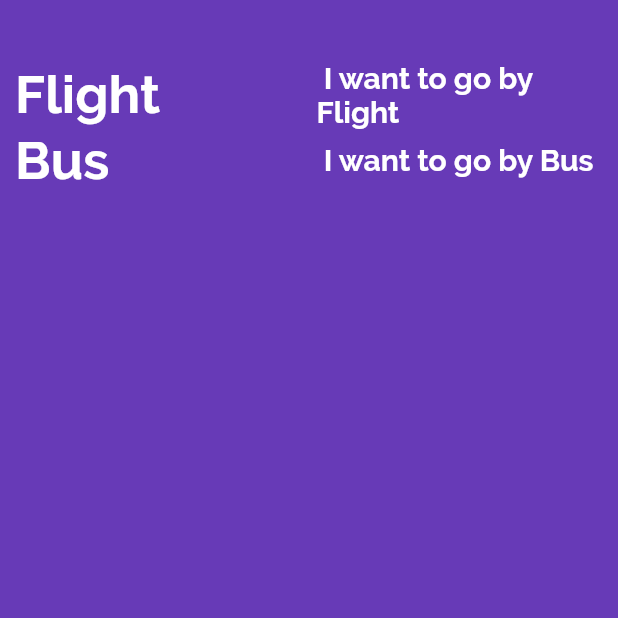
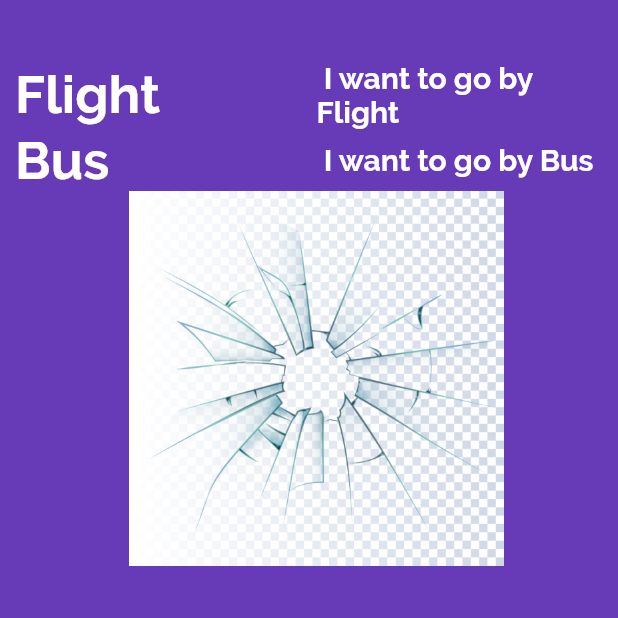
Before and after one commit to ahnayem-cse-sust/interest-calculator, a Flutter app: the screen it shows after launch, on a phone screen of 412 x 824 dp, the top half of it. Run offline on Flutter 3.47's test engine with Material 2 defaults, Android fonts, the phone set to English and light mode, and no system bars.

Commit message:
asset image

```diff
--- a/flutter_app/lib/app_screens/home.dart
+++ b/flutter_app/lib/app_screens/home.dart
@@ -61,9 +61,19 @@ class Home extends StatelessWidget {
                         color: Colors.white),
                   )),
                 ],
-              )
+              ),
+              FlightImageAsset()
             ],
           )),
     );
   }
 }
+
+class FlightImageAsset extends StatelessWidget {
+  @override
+  Widget build(BuildContext context) {
+    AssetImage assetImage = AssetImage('images/12125.jpg');
+    Image image = Image(image: assetImage, width: 250.0,height: 250.0,);
+    return Container(child: image,);
+  }
+}
--- a/flutter_app/pubspec.yaml
+++ b/flutter_app/pubspec.yaml
@@ -41,9 +41,9 @@ flutter:
   uses-material-design: true
 
   # To add assets to your application, add an assets section, like this:
-  # assets:
-  #  - images/a_dot_burr.jpeg
-  #  - images/a_dot_ham.jpeg
+  assets:
+   - images/12125.jpg
+#   - images/a_dot_ham.jpeg
 
   # An image asset can refer to one or more resolution-specific "variants", see
   # https://flutter.dev/assets-and-images/#resolution-aware.
```
Also changed, not shown: flutter_app/images/12125.jpg (added). Lines whose indentation alone changed are shown as unchanged.
